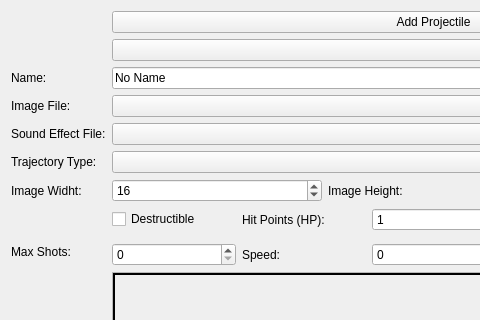
Before: the Qt Designer form editor/mainwindow_tab/projectile_edit.ui in protoman/rockbot, drawn with Qt 5; both pictures show x 0 to 480 and y 0 to 320 of the 766 by 466 pixel window.
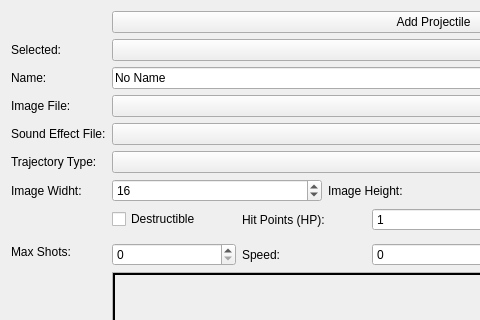
After: the same form once the commit is applied. Custom widgets are drawn as their Qt base class.

What changed in the file:
```diff
--- a/editor/mainwindow_tab/projectile_edit.ui
+++ b/editor/mainwindow_tab/projectile_edit.ui
@@ -270,6 +270,13 @@
      <item row="5" column="1">
       <widget class="QComboBox" name="sfxFilename_comboBox"/>
      </item>
+     <item row="2" column="0">
+      <widget class="QLabel" name="label_5">
+       <property name="text">
+        <string>Selected:</string>
+       </property>
+      </widget>
+     </item>
     </layout>
    </item>
   </layout>
```
